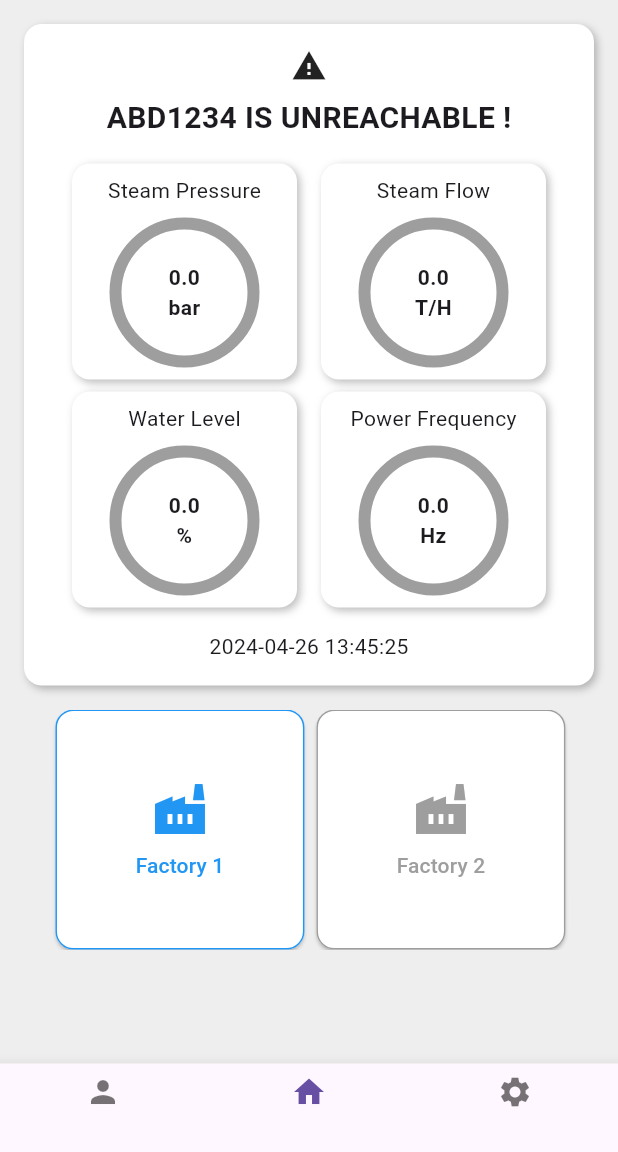
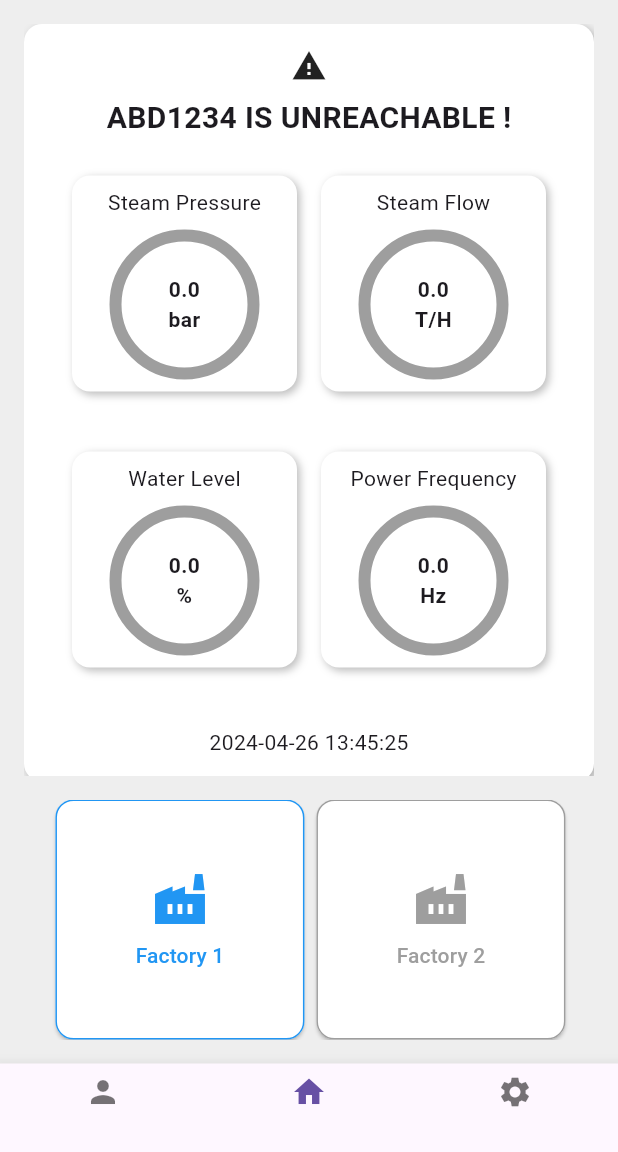
Before and after one commit to Kaijie0311/MobileApp_Lab5_P2, a Flutter app: the Factory1Dashboard screen opened by its route, on a phone screen of 412 x 824 dp, the part 84-1236 px from its top. Run offline on Flutter 3.47's test engine with Material 3 defaults, Android fonts, the phone set to English and light mode, and no system bars.

Commit message:
second commit

```diff
--- a/lib/Factory1Dashboard.dart
+++ b/lib/Factory1Dashboard.dart
@@ -65,12 +65,13 @@ class _Factory1DashboardState extends State<Factory1Dashboard> {
           )
         ],
       ),
-      body: SingleChildScrollView(
-        child: Padding(
+      body: Padding(
         padding: const EdgeInsets.all(16.0),
         child: Column(
           children: [
-              Container(
+            Expanded(
+              child: SingleChildScrollView(
+                child: Container(
                   padding: EdgeInsets.all(16),
                   width: double.infinity,
                   decoration: BoxDecoration(
@@ -85,7 +86,6 @@ class _Factory1DashboardState extends State<Factory1Dashboard> {
                     ],
                   ),
                   child: Column(
-                  mainAxisAlignment: MainAxisAlignment.spaceBetween,
                     children: [
                       Icon(Icons.warning),
                       SizedBox(height: 8),
@@ -96,7 +96,7 @@ class _Factory1DashboardState extends State<Factory1Dashboard> {
                           fontWeight: FontWeight.bold,
                         ),
                       ),
-                    SizedBox(height: 16),
+                      SizedBox(height: 24),
                       Row(
                         mainAxisAlignment: MainAxisAlignment.spaceEvenly,
                         children: [
@@ -105,7 +105,7 @@ class _Factory1DashboardState extends State<Factory1Dashboard> {
                           _buildGauge('Steam Flow', '0.0', 'T/H', Colors.grey),
                         ],
                       ),
-                    SizedBox(height: 8),
+                      SizedBox(height: 40),
                       Row(
                         mainAxisAlignment: MainAxisAlignment.spaceEvenly,
                         children: [
@@ -114,9 +114,11 @@ class _Factory1DashboardState extends State<Factory1Dashboard> {
                               'Power Frequency', '0.0', 'Hz', Colors.grey),
                         ],
                       ),
-                    SizedBox(height: 16),
+                      SizedBox(height: 40),
                       Text('2024-04-26 13:45:25'),
                     ],
+                  ),
+                ),
               ),
             ),
             SizedBox(height: 16),
@@ -140,7 +142,6 @@ class _Factory1DashboardState extends State<Factory1Dashboard> {
               ),
             ),
           ],
-          ),
         ),
       ),
       bottomNavigationBar: BottomNavigationBar(
```
Lines whose indentation alone changed are shown as unchanged.
